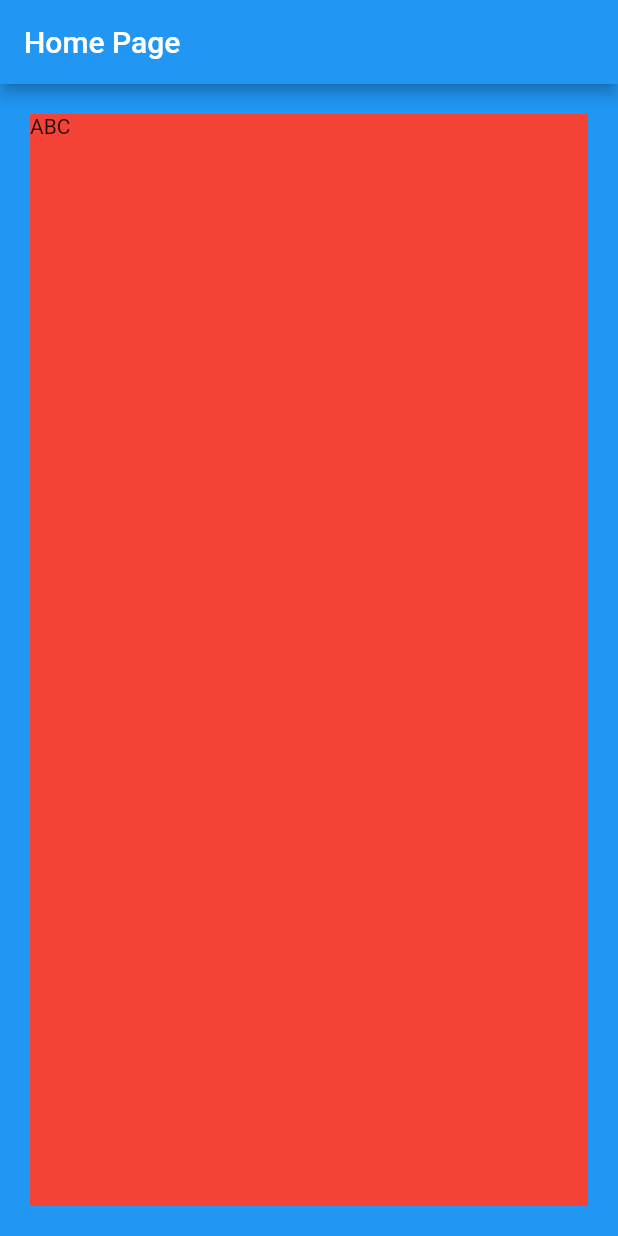
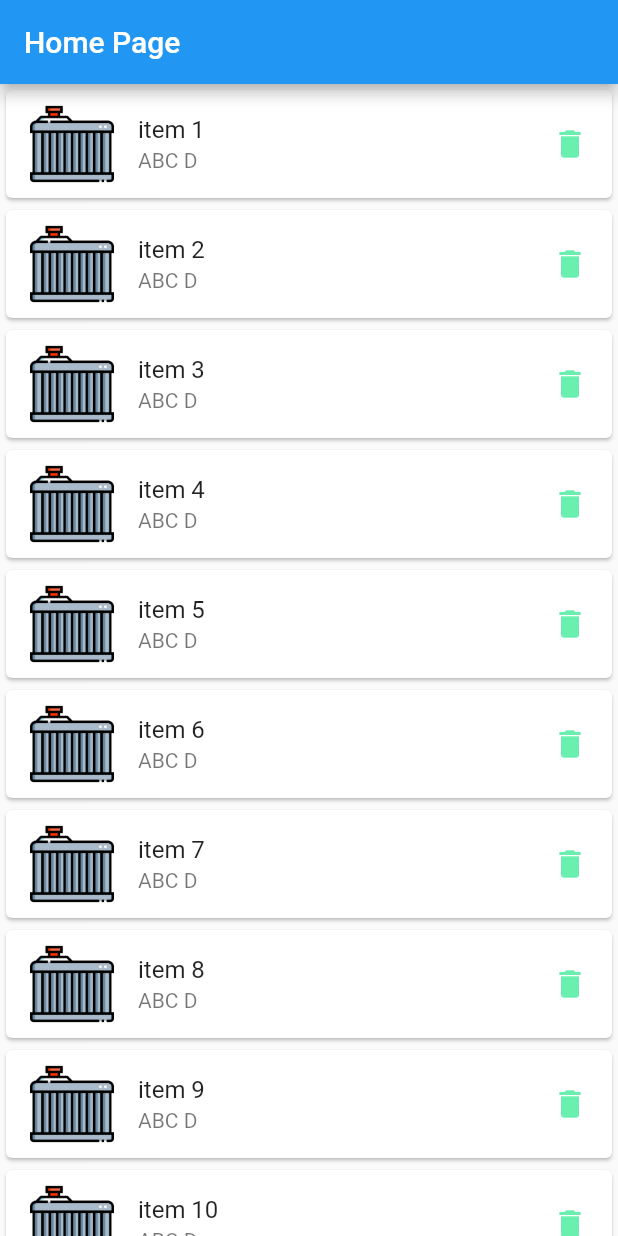
Before and after one commit to ngohieuphat/flutter_widget, a Flutter app: the screen it shows after launch, on a phone screen of 412 x 824 dp. Run offline on Flutter 3.47's test engine with Material 2 defaults, Android fonts, the phone set to English and light mode, and no system bars.

Commit message:
listView

```diff
--- a/lib/home_page.dart
+++ b/lib/home_page.dart
@@ -1,3 +1,4 @@
+import 'package:flutter/cupertino.dart';
 import 'package:flutter/material.dart';
 import 'package:flutter/rendering.dart';
 
@@ -18,12 +19,28 @@ class _HomePageState extends State<HomePage> {
         title: Text("Home Page"),
       ),
       body: Container(
-          constraints: BoxConstraints.expand(),
-          color: Colors.blue,
-          child: Padding(
-            padding: const EdgeInsets.all(20.0),
-            child: Container(color: Colors.red, child: Text("ABC")),
-          )),
+        child: ListView.builder(
+            itemCount: 10,
+            itemBuilder: (BuildContext context, int index) {
+              return Card(
+                child: ListTile(
+                  title: Text("item ${index + 1}"),
+                  subtitle: Text("ABC D"),
+                  leading: Image.asset("assets/icons/ic_radiator.png"),
+                  trailing: InkWell(
+                    onTap: () {
+                      ScaffoldMessenger.of(context)
+                          .showSnackBar(SnackBar(content: Text("tap on item")));
+                    },
+                    child: Icon(
+                      Icons.delete,
+                      color: Colors.greenAccent,
+                    ),
+                  ),
+                ),
+              );
+            }),
+      ),
     );
   }
 }
--- a/pubspec.yaml
+++ b/pubspec.yaml
@@ -58,9 +58,9 @@ flutter:
   uses-material-design: true
 
   # To add assets to your application, add an assets section, like this:
-  # assets:
-  #   - images/a_dot_burr.jpeg
-  #   - images/a_dot_ham.jpeg
+  assets:
+    - assets/icons/
+
 
   # An image asset can refer to one or more resolution-specific "variants", see
   # https://flutter.dev/assets-and-images/#resolution-aware.
```
Also changed, not shown: assets/icons/ic_radiator.png (added).
